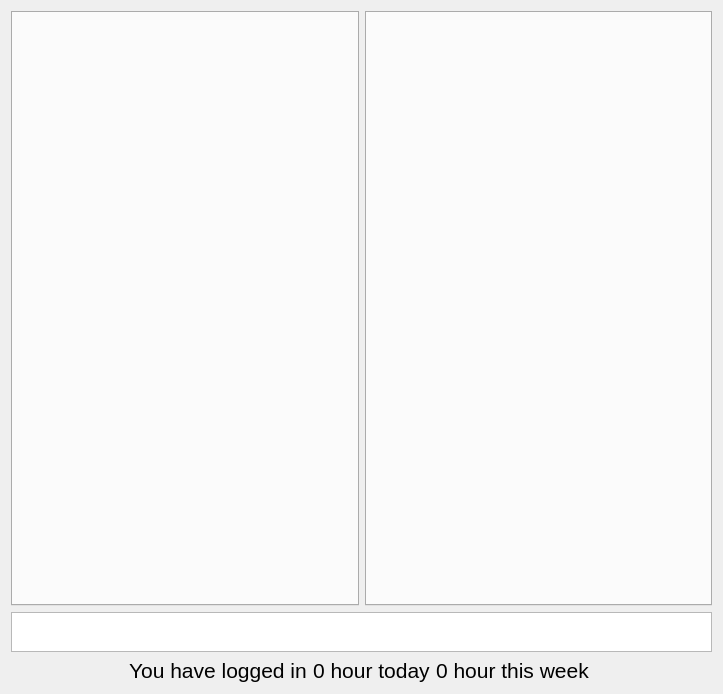
Qt form resources/dialog.ui (qpskcn1/tk-desktop-timecard) before a commit.
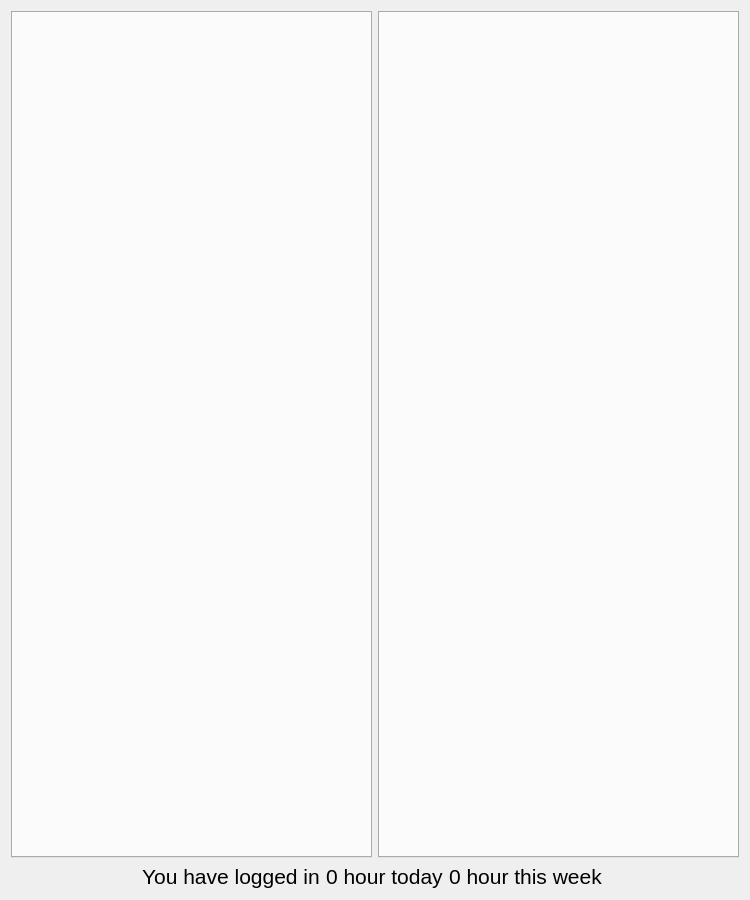
The same form after that commit.

Patch:
```diff
--- a/resources/dialog.ui
+++ b/resources/dialog.ui
@@ -6,8 +6,8 @@
    <rect>
     <x>0</x>
     <y>0</y>
-    <width>723</width>
-    <height>694</height>
+    <width>750</width>
+    <height>900</height>
    </rect>
   </property>
   <property name="windowTitle">
@@ -52,23 +52,7 @@
      </item>
     </layout>
    </item>
-   <item row="2" column="0" colspan="2">
-    <widget class="QTextBrowser" name="textBrowser">
-     <property name="sizePolicy">
-      <sizepolicy hsizetype="Expanding" vsizetype="Fixed">
-       <horstretch>0</horstretch>
-       <verstretch>0</verstretch>
-      </sizepolicy>
-     </property>
-     <property name="maximumSize">
-      <size>
-       <width>16777215</width>
-       <height>40</height>
-      </size>
-     </property>
-    </widget>
-   </item>
-   <item row="3" column="0">
+   <item row="2" column="0">
     <layout class="QHBoxLayout" name="horizontalLayout_2" stretch="0,0,0,0">
      <property name="sizeConstraint">
       <enum>QLayout::SetDefaultConstraint</enum>
```
Left out of the diff: 3 changed lines with no effect on the pictures.
